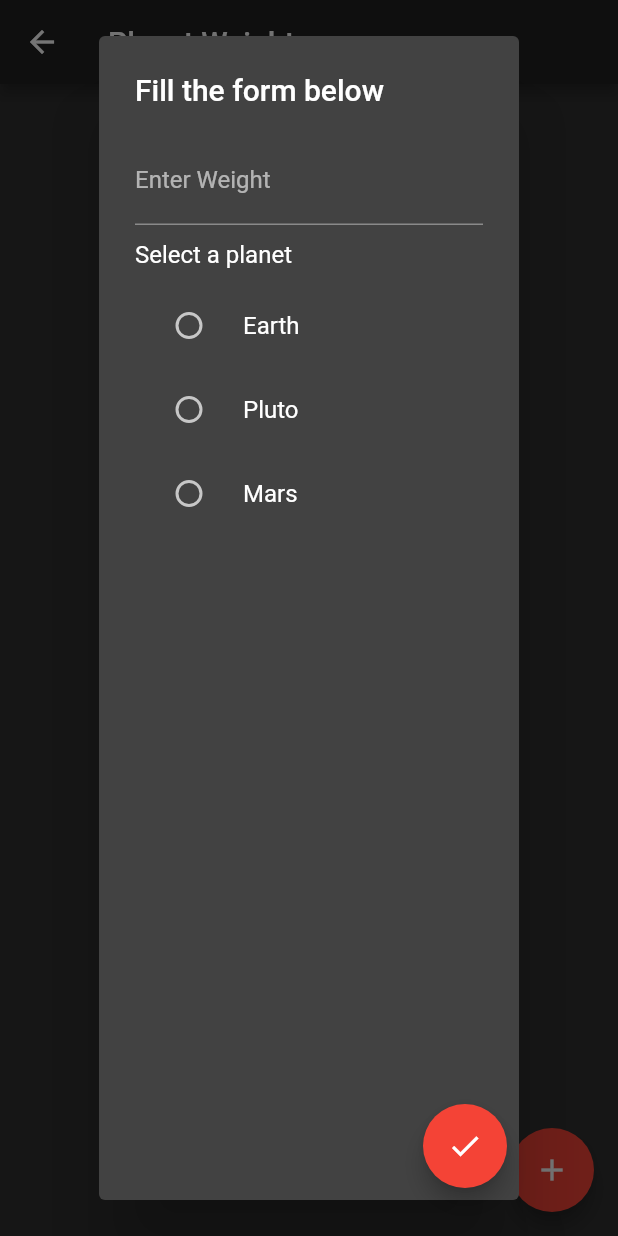
After one commit to pushkar45756/Flutter1.0, a Flutter app: the screen it shows after launch, after a tap on the "add" icon, on a phone screen of 412 x 824 dp. The commit adds this screen. Run offline on Flutter 3.47's test engine with Material 2 defaults, Android fonts, the phone set to English and light mode, and no system bars; our stand-ins replace fluttertoast.

Commit message:
+Task completed, given by @Abilasha +font Setting implementing +Alert Dialog, Custom Dialog implemented +Child Widget to Parent Widget Communication using callbacks

```diff
--- /dev/null
+++ b/lib/data/model/PlanetModel.dart
@@ -0,0 +1,9 @@
+class PlanetModel {
+  /// properties
+  String name;
+  num index;
+  num weight;
+
+  /// constructor
+  PlanetModel({this.name, this.index, this.weight});
+}
--- a/lib/main.dart
+++ b/lib/main.dart
@@ -1,6 +1,6 @@
 import 'package:flutter/material.dart';
 import 'package:helloworld/ui/login/LoginScreen.dart';
-import 'package:helloworld/ui/utils/MyThemes.dart';
+import 'package:helloworld/ui/utils/GeneralFunctions.dart';
 import 'package:helloworld/utils/Constants.dart';
 import 'package:helloworld/utils/routegenerator/RouteGenerator.dart';
 
@@ -12,8 +12,9 @@ class MyApp extends StatelessWidget {
   @override
   Widget build(BuildContext context) {
     return MaterialApp(
+        debugShowCheckedModeBanner: false,
         title: "Flutter 1.0",
-        theme: lightTheme(),
+        theme: darkTheme(),
         home: SplashScreen(),
         initialRoute: Constants.ROUTE_SPLASH,
         onGenerateRoute: RouteGenerator.generateRoute);
--- /dev/null
+++ b/lib/ui/planetweight/PlanetWeightScreen.dart
@@ -0,0 +1,271 @@
+import 'dart:ui';
+
+import 'package:flutter/material.dart';
+import 'package:fluttertoast/fluttertoast.dart';
+import 'package:helloworld/data/model/PlanetModel.dart';
+import 'package:helloworld/ui/utils/GeneralFunctions.dart';
+
+/// here our main agenda is to learn about dialogs and listView,
+/// so basically we have 3 types of dialog
+/// 1. Alert Dialog
+/// 2. Custom Dialog
+/// 3. Full Screen Dialog
+/// We will be dealing with each , one by one
+class PlanetWeightScreen extends StatefulWidget {
+  @override
+  _PlanetWeightScreenState createState() => _PlanetWeightScreenState();
+}
+
+class _PlanetWeightScreenState extends State<PlanetWeightScreen> {
+  //region Variables
+  PlanetModel _planetModel;
+
+  final GlobalKey<ScaffoldState> _scaffoldKey = new GlobalKey<ScaffoldState>();
+
+  List<PlanetModel> planetModelList = List<PlanetModel>();
+
+  /// TextFiled controller to get the text value at any point of time from the text-filed
+  TextEditingController weightEditController = new TextEditingController();
+
+  //endregion
+
+  //region Dialogs
+  /// Alert Dialog
+  void _openAlertDialog() {
+    showDialog(
+        context: context,
+        // this variable will disable cancel outside dialog touch if sets to false
+        barrierDismissible: true,
+        builder: (BuildContext context) {
+          return AlertDialog(
+            title: Text('Alert Dialog!'),
+            content: Text('This is simple alert Dialog for learning purpose'),
+          );
+        });
+  }
+
+  /// full screen dialog
+  void _fullScreenDialog() {
+    showGeneralDialog(
+        context: context,
+        barrierDismissible: true,
+        barrierLabel:
+            MaterialLocalizations.of(context).modalBarrierDismissLabel,
+        barrierColor: Colors.teal,
+        transitionDuration: const Duration(milliseconds: 100),
+        pageBuilder: (BuildContext buildContext, Animation animation,
+            Animation secondaryAnimation) {
+          return Center(
+            child: Container(
+              width: MediaQuery.of(context).size.width - 20,
+              height: MediaQuery.of(context).size.height - 20,
+              padding: EdgeInsets.all(20),
+              color: Colors.white,
+              child: Column(
+                children: [
+                  RaisedButton(
+                    onPressed: () {
+                      Navigator.of(context).pop();
+                    },
+                    child: Text(
+                      "Save",
+                      style: TextStyle(color: Colors.white),
+                    ),
+                    color: const Color(0xFF1BC0C5),
+                  )
+                ],
+              ),
+            ),
+          );
+        });
+  }
+
+  /// custom dialog
+  void _openCustomDialog() {
+    showDialog(
+        context: context,
+        barrierDismissible: true,
+        builder: (BuildContext context) {
+          return new AlertDialog(
+            title: Text('Fill the form below'),
+            content: ListView(
+              children: <Widget>[
+                Column(
+                  crossAxisAlignment: CrossAxisAlignment.start,
+                  children: <Widget>[
+                    TextField(
+                      controller: weightEditController,
+                      keyboardType: TextInputType.number,
+                      decoration: InputDecoration(labelText: "Enter Weight"),
+                    ),
+                    SizedBox(
+                      height: 10.0,
+                    ),
+                    Text('Select a planet'),
+                    SizedBox(
+                      height: 10.0,
+                    ),
+                    RadioGroup(
+                      callback: (val) => setState(() => _planetModel = val),
+                    )
+                  ],
+                ),
+              ],
+            ),
+            actions: <Widget>[
+              FloatingActionButton(
+                child: Icon(Icons.done),
+                tooltip: "Done",
+                onPressed: () {
+                  /// todo here need to write logic for adding the data into recyclerview of MainScreen
+                  if (weightEditController.text.isEmpty) {
+                    //showSnackBar(context, "Please enter a weight", "OK");
+                    Fluttertoast.showToast(msg: "Please enter a weight");
+                    return;
+                  }
+                  Navigator.of(context).pop();
+                  _addItemToPlanetList();
+                  Fluttertoast.showToast(
+                      msg: _planetModel.name + _planetModel.index.toString());
+                },
+              )
+            ],
+          );
+        });
+  }
+
+  //endregion
+
+  //region LifeCycle Method
+  @override
+  void dispose() {
+    weightEditController.dispose();
+    super.dispose();
+  }
+
+  //endregion
+
+  //region Custom Methods
+  /// will be set when any model is being choosen from radio button
+  set planetModel(PlanetModel model) {
+    setState(() {
+      _planetModel = model;
+    });
+  }
+
+  /// method will be called, when fab is clicked
+  void _addItemToPlanetList() {
+    setState(() {
+      _planetModel.weight = num.parse(weightEditController.text);
+      weightEditController.text = "";
+      planetModelList.insert(0, _planetModel);
+    });
+  }
+
+  /// Row List Item Widget (in android it was row_item that was inflated in Adapter class)
+  Widget getRowItem(int position) {
+    return Container(
+      margin: EdgeInsets.fromLTRB(16.0, 4.0, 16.0, 4.0),
+      color: Colors.teal,
+      child: ListTile(
+        onTap: () {
+          showSnackBar(context, "Item number $position tapped", "OK");
+        },
+        leading: Icon(Icons.landscape),
+        trailing: Icon(Icons.wb_sunny),
+        title: Text(
+          planetModelList[position].name,
+          style: TextStyle(fontFamily: "Raleway", fontWeight: FontWeight.w700),
+        ),
+        subtitle: Text(
+          "Id: ${planetModelList[position].index} Weight: ${planetModelList[position].weight}",
+          style: TextStyle(fontFamily: "Raleway"),
+        ),
+      ),
+    );
+  }
+
+  //endregion
+
+  @override
+  Widget build(BuildContext context) {
+    return Scaffold(
+      key: _scaffoldKey,
+      appBar: AppBar(
+        title: Text('Planet Weight'),
+      ),
+      body:
+      Container(
+          child: ListView.builder(
+              itemCount: planetModelList.length,
+              itemBuilder: (BuildContext context, int position) {
+                return getRowItem(position);
+              })),
+      floatingActionButton: FloatingActionButton(
+        child: Icon(Icons.add),
+        tooltip: "Add Weight",
+        onPressed: () {
+          _openCustomDialog();
+        },
+      ),
+    );
+  }
+}
+
+/// callback to send data from child widget to it's parent widget
+typedef void RadioGroupCallback(PlanetModel planetModel);
+
+class RadioGroup extends StatefulWidget {
+  final RadioGroupCallback callback;
+
+  RadioGroup({this.callback});
+
+  @override
+  _RadioGroupState createState() => _RadioGroupState();
+}
+
+class _RadioGroupState extends State<RadioGroup> {
+  //region Variables
+  /// Default value for radio group button
+  String radioItem = '';
+
+  /// Group Value for Radio Button.
+  int id = -1;
+
+  /// create list of planets
+  List<PlanetModel> planetList = [
+    PlanetModel(name: 'Earth', index: 1),
+    PlanetModel(name: 'Pluto', index: 2),
+    PlanetModel(name: 'Mars', index: 3)
+  ];
+
+  //endregion
+
+  @override
+  Widget build(BuildContext context) {
+    return Column(
+      children: <Widget>[
+        Container(
+          child: Column(
+            children: planetList
+                .map((data) => RadioListTile(
+                      title: Text(data.name),
+                      groupValue: id,
+                      value: data.index,
+                      onChanged: (val) {
+                        setState(() {
+                          radioItem = data.name;
+                          id = data.index;
+
+                          /// passing data back to it's parent using callback
+                          widget.callback(data);
+                        });
+                      },
+                    ))
+                .toList(),
+          ),
+        ),
+      ],
+    );
+  }
+}
--- a/lib/ui/splash/SplashScreen.dart
+++ b/lib/ui/splash/SplashScreen.dart
@@ -13,10 +13,10 @@ class _SplashScreenState extends State<SplashScreen> {
     // TODO: implement initState
     super.initState();
 
-    Future.delayed(Duration(milliseconds: 3000), () {
+    Future.delayed(Duration(milliseconds: 1000), () {
 //      Navigator.of(context).pushReplacement(MaterialPageRoute(
 //          builder: (BuildContext context) => WeightProjectScreen()));
-      RouteGenerator.navigate(context, Constants.ROUTE_WEIGHT, "");
+      RouteGenerator.navigate(context, Constants.ROUTE_PLANET_WEIGHT, "");
     });
   }
 
--- a/lib/utils/Constants.dart
+++ b/lib/utils/Constants.dart
@@ -1,5 +1,6 @@
 class Constants {
   static const String ROUTE_SPLASH = '/';
   static const String ROUTE_WEIGHT = '/weight';
+  static const String ROUTE_PLANET_WEIGHT = '/planet_weight';
   static const String ROUTE_LOGIN = '/login';
 }
--- a/lib/utils/routegenerator/RouteGenerator.dart
+++ b/lib/utils/routegenerator/RouteGenerator.dart
@@ -2,6 +2,7 @@ import 'package:flutter/material.dart';
 import 'package:helloworld/WeightProjectScreen.dart';
 import 'package:helloworld/ui/error/ErrorScreen.dart';
 import 'package:helloworld/ui/login/LoginScreen.dart';
+import 'package:helloworld/ui/planetweight/PlanetWeightScreen.dart';
 import 'package:helloworld/ui/splash/SplashScreen.dart';
 import 'package:helloworld/utils/Constants.dart';
 
@@ -15,6 +16,8 @@ class RouteGenerator {
         return MaterialPageRoute(builder: (_) => SplashScreen());
       case Constants.ROUTE_LOGIN:
         return MaterialPageRoute(builder: (_) => LoginScreen());
+      case Constants.ROUTE_PLANET_WEIGHT:
+        return MaterialPageRoute(builder: (_) => PlanetWeightScreen());
       case Constants.ROUTE_WEIGHT:
         // you can make argument check here
         return MaterialPageRoute(builder: (_) => WeightProjectScreen());
```
Also changed, not shown: lib/ui/utils/GeneralFunctions.dart (renamed from lib/ui/utils/MyThemes.dart, +14 -0 lines), pubspec.yaml (+26 -23 lines), fonts/Raleway-Bold.ttf (added), fonts/Raleway-LightItalic.ttf (added), fonts/Raleway-Regular.ttf (added).
